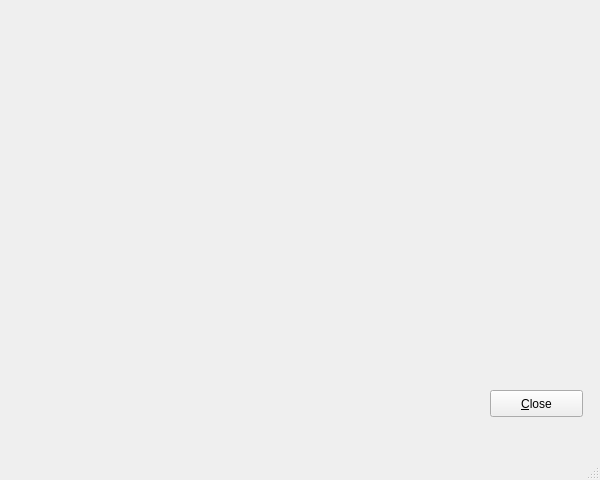
Above: aboutme.ui from minjiiiiiii/Qt_211118 before the change. Below: the same form after it.
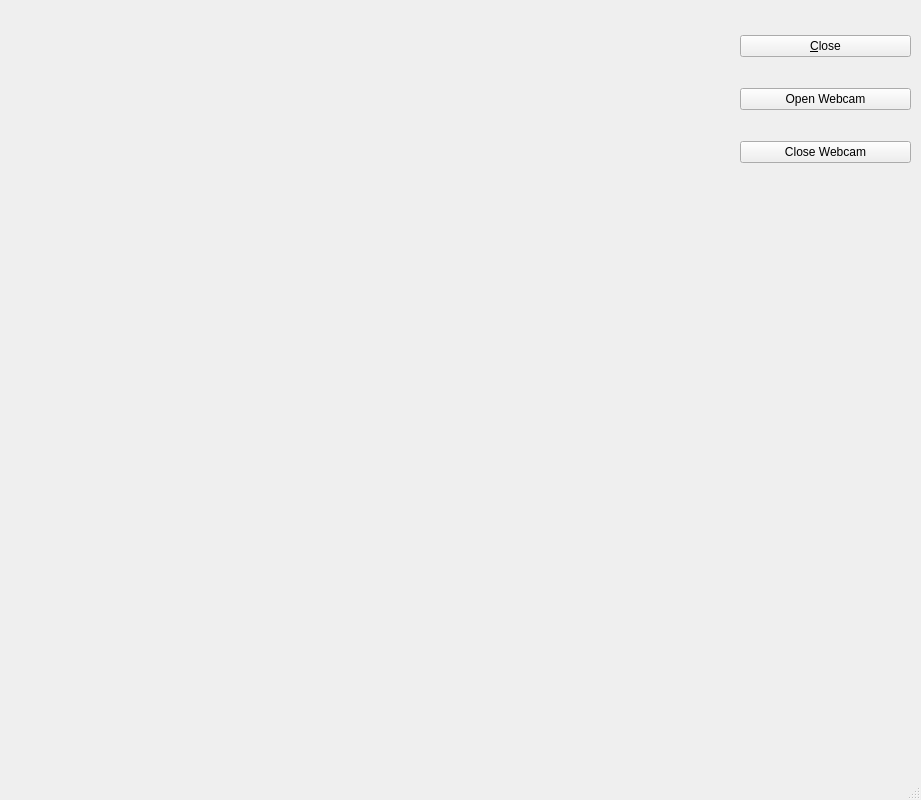
That is the form after the change.

```diff
--- a/aboutme.ui
+++ b/aboutme.ui
@@ -6,40 +6,60 @@
    <rect>
     <x>0</x>
     <y>0</y>
-    <width>600</width>
-    <height>480</height>
+    <width>921</width>
+    <height>800</height>
    </rect>
   </property>
   <property name="windowTitle">
    <string>MainWindow</string>
   </property>
   <widget class="QWidget" name="centralwidget">
-   <widget class="QPushButton" name="pushButton">
-    <property name="geometry">
-     <rect>
-      <x>490</x>
-      <y>390</y>
-      <width>93</width>
-      <height>27</height>
-     </rect>
-    </property>
-    <property name="text">
-     <string>&amp;Close</string>
-    </property>
-   </widget>
    <widget class="QLabel" name="label_pic2">
     <property name="geometry">
      <rect>
-      <x>30</x>
+      <x>20</x>
       <y>10</y>
-      <width>431</width>
-      <height>371</height>
+      <width>701</width>
+      <height>491</height>
      </rect>
     </property>
     <property name="text">
      <string/>
     </property>
    </widget>
+   <widget class="QWidget" name="">
+    <property name="geometry">
+     <rect>
+      <x>740</x>
+      <y>10</y>
+      <width>171</width>
+      <height>181</height>
+     </rect>
+    </property>
+    <layout class="QVBoxLayout" name="verticalLayout">
+     <item>
+      <widget class="QPushButton" name="pushButton">
+       <property name="text">
+        <string>&amp;Close</string>
+       </property>
+      </widget>
+     </item>
+     <item>
+      <widget class="QPushButton" name="pushButton_open_webcam">
+       <property name="text">
+        <string>Open Webcam</string>
+       </property>
+      </widget>
+     </item>
+     <item>
+      <widget class="QPushButton" name="pushButton_close_webcam">
+       <property name="text">
+        <string>Close Webcam</string>
+       </property>
+      </widget>
+     </item>
+    </layout>
+   </widget>
   </widget>
   <widget class="QMenuBar" name="menubar">
    <property name="geometry">
```
Left out of the diff: 2 changed lines with no effect on the pictures.
